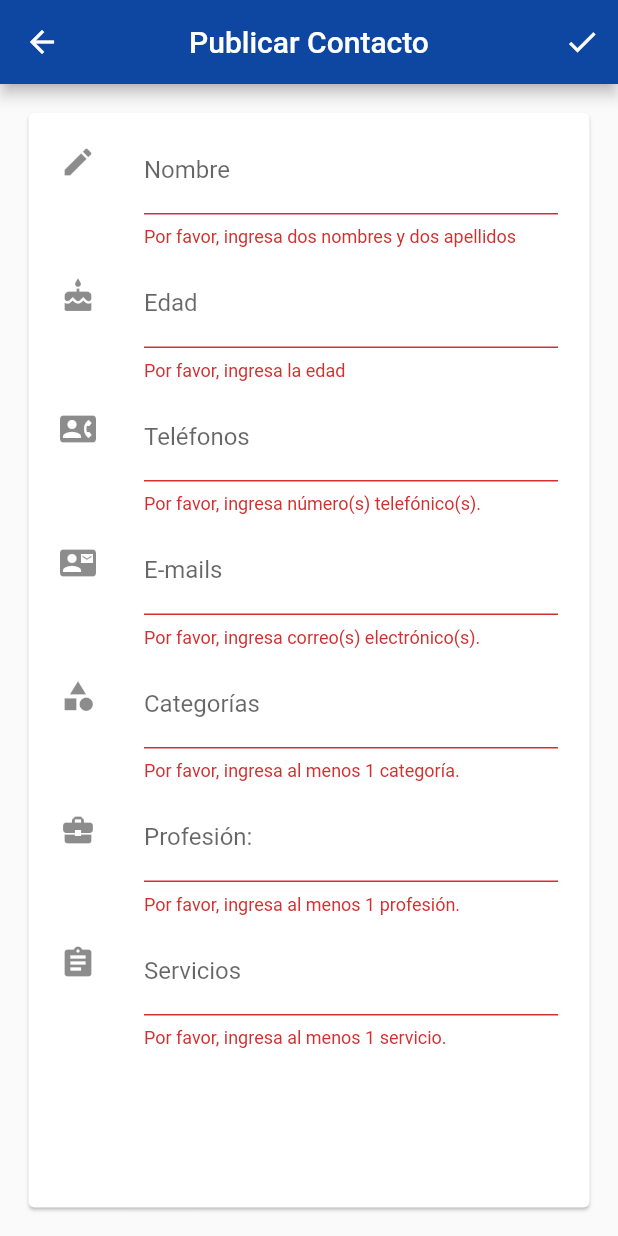
After one commit to RogerAviles22/IziJob, a Flutter app: the PublicarContacto screen opened directly, after a tap on the "check" icon, on a phone screen of 412 x 824 dp. The commit adds this screen. Run offline on Flutter 3.47's test engine with Material 2 defaults, Android fonts, the phone set to English and light mode, and no system bars; our stand-ins replace firebase_database; accounts and stored records are empty.

Commit message:
parte contactar avanzada

```diff
--- a/lib/clases/contactar.dart
+++ b/lib/clases/contactar.dart
@@ -0,0 +1,13 @@
+class Contactar{
+  String idContactar,
+  nombre,
+  edad,
+  profesion,
+  servicio,
+  telefono,
+  correo,
+  categoria,
+  idUser;
+
+  Contactar(this.idContactar, this.nombre, this.edad, this.profesion, this.servicio, this.telefono, this.correo, this.categoria,this.idUser);
+}
--- a/lib/footer.dart
+++ b/lib/footer.dart
@@ -1,7 +1,7 @@
 import 'package:flutter/material.dart';
 import 'package:izijob/empleoVista.dart';
 import 'package:izijob/cachueloVista.dart';
-import 'package:izijob/contactar.dart';
+import 'package:izijob/contactarVista.dart';
 
 class Footer extends StatefulWidget {
   @override
@@ -12,7 +12,7 @@ class Footer extends StatefulWidget {
 
 class _FooterState extends State<Footer> {
   int _currentIndex = 0;
-  final List<Widget> _children = [EmpleoVista(), CachueloVista(), Contactar()];
+  final List<Widget> _children = [EmpleoVista(), CachueloVista(), ContactarVista()];
 
   @override
   Widget build(BuildContext context) {
--- /dev/null
+++ b/lib/publicarContacto.dart
@@ -0,0 +1,237 @@
+import 'package:firebase_database/firebase_database.dart';
+import 'package:flutter/material.dart';
+//import 'package:intl/intl.dart';
+import 'package:izijob/footer.dart';
+
+class PublicarContacto extends StatefulWidget {
+  @override
+  _PublicarContactoState createState() => _PublicarContactoState();
+}
+
+class _PublicarContactoState extends State<PublicarContacto>{
+  final _formkey = GlobalKey<FormState>();
+  final globalKey = GlobalKey<ScaffoldState>();
+
+  String tfnombre,
+  tfedad,
+  tfprofesion,
+  tfservicio,
+  tftelefono,
+  tfcorreo,
+  tfcategoria;
+
+  Widget build(BuildContext context){
+    return Scaffold(key: globalKey,
+      appBar: AppBar(
+        title: Text("Publicar Contacto"),
+                backgroundColor: Colors.blue[900],
+        centerTitle: true,
+        actions: <Widget>[
+          IconButton(
+            icon: Icon(
+              Icons.check,
+              color: Colors.white,
+            ),
+            onPressed: uploadStatusContacto,
+          )
+        ],
+
+      ),
+      body: Padding(
+        padding: const EdgeInsets.all(15.0),
+        child: Card(
+          child: Padding(
+            padding: const EdgeInsets.all(5.0),
+            child: Form(
+              key: _formkey,
+              child: Scrollbar(
+                child: ListView(
+                  children: <Widget>[
+                    new ListTile(
+                        leading: const Icon(Icons.edit),
+                        title: TextFormField(
+                          decoration: InputDecoration(
+                            labelText: 'Nombre',
+                            hintText: 'Ej: Víctor Moyano ...',
+                          ),
+                          validator: (value) {
+                            return value.isEmpty
+                                ? 'Por favor, ingresa dos nombres y dos apellidos'
+                                : null;
+                          },
+                          onSaved: (value) {
+                            return tfnombre = value;
+                          },
+                        )),
+                    new ListTile(
+                      leading: const Icon(Icons.cake),
+                      title: TextFormField(
+                        keyboardType: TextInputType.multiline,
+                        maxLines: null,
+                        decoration: InputDecoration(
+                          labelText: 'Edad',
+                          hintText: 'Ej: Señor(a) de tal edad...',
+                        ),
+                        validator: (value) {
+                          if (value.isEmpty) {
+                            return 'Por favor, ingresa la edad';
+                          }
+                          return null;
+                        },
+                        onSaved: (value) {
+                          return tfedad = value;
+                        },
+                      ),
+                    ),
+
+                    new ListTile(
+                        leading: const Icon(Icons.contact_phone),
+                        title: TextFormField(
+                          decoration: InputDecoration(
+                            labelText: 'Teléfonos',
+                            hintText: 'Ej: 098542261,(04)254789...',
+                          ),
+                          validator: (value) {
+                            return value.isEmpty
+                                ? 'Por favor, ingresa número(s) telefónico(s).'
+                                : null;
+                          },
+                          onSaved: (value) {
+                            return tftelefono = value;
+                          },
+                        )),
+                    new ListTile(
+                        leading: const Icon(Icons.contact_mail),
+                        title: TextFormField(
+                          decoration: InputDecoration(
+                            labelText: 'E-mails',
+                            hintText: 'E-mails separado por comas.',
+                          ),
+                          validator: (value) {
+                            return value.isEmpty
+                                ? 'Por favor, ingresa correo(s) electrónico(s).'
+                                : null;
+                          },
+                          onSaved: (value) {
+                            return tfcorreo = value;
+                          },
+                        )),
+                    new ListTile(
+                        leading: const Icon(Icons.category),
+                        title: TextFormField(
+                          decoration: InputDecoration(
+                            labelText: 'Categorías',
+                            hintText: 'Ej: salud, música, cocina...',
+                          ),
+                          validator: (value) {
+                            return value.isEmpty
+                                ? 'Por favor, ingresa al menos 1 categoría.'
+                                : null;
+                          },
+                          onSaved: (value) {
+                            return tfcategoria = value;
+                          },
+                        )),
+                    new ListTile(
+                        leading: const Icon(Icons.business_center),
+                        title: TextFormField(
+                          decoration: InputDecoration(
+                            labelText: 'Profesión: ',
+                            hintText: 'Ej: cocineros, música, ingenieros...',
+                          ),
+                          validator: (value) {
+                            return value.isEmpty
+                                ? 'Por favor, ingresa al menos 1 profesión.'
+                                : null;
+                          },
+                          onSaved: (value) {
+                            return tfprofesion = value;
+                          },
+                        )),
+                    new ListTile(
+                        leading: const Icon(Icons.assignment),
+                        title: TextFormField(
+                          decoration: InputDecoration(
+                            labelText: 'Servicios',
+                            hintText: 'Ej: cocineros, música, ingenieros...',
+                          ),
+                          validator: (value) {
+                            return value.isEmpty
+                                ? 'Por favor, ingresa al menos 1 servicio.'
+                                : null;
+                          },
+                          onSaved: (value) {
+                            return tfservicio = value;
+                          },
+                        )),
+                  ],
+                ),
+              ),
+            ),
+          ),
+        ),
+      ),);
+  }
+  void uploadStatusContacto() async {
+    if (validarForm()) {
+      guardarToDatabase();
+      Navigator.pop(context);
+      Navigator.pushReplacement(context, MaterialPageRoute(builder: (context) {
+        return Footer();
+      }));
+    }
+  }
+
+    void guardarToDatabase() {
+    // var dbTimeKey = DateTime.now();
+    // var formatDate = DateFormat('d/M/y');
+    // var formatTime = new DateFormat.jm();
+
+    // String date = formatDate.format(dbTimeKey);
+    // String time = formatTime.format(dbTimeKey);
+
+    DatabaseReference ref = FirebaseDatabase.instance.reference();
+    var data = {
+      "nombre": tfnombre,
+      "edad": tfedad,
+      "telefono": tftelefono,
+      "correo": tfcorreo,
+      "categoria": tfcategoria,
+      "profesion": tfprofesion,
+      "servicio": tfservicio,
+
+      "idUser": 1
+    };
+    print(data);
+    ref.child("Contacto").push().set(data);
+  }
+
+    bool validarForm() {
+    final form = _formkey.currentState;
+    if (form.validate()) {
+      // Si el formulario es válido, queremos mostrar un Snackbar
+      form.save();
+      final snackBar = SnackBar(content: Text('Contacto Publicado'));
+      globalKey.currentState.showSnackBar(snackBar);
+      return true;
+    }
+    return false;
+  }
+
+    TextFormField textFormFieldFunction(
+      String labelText, String hintText, String tfTexto, String msgError) {
+    return TextFormField(
+      decoration: InputDecoration(
+        labelText: labelText,
+        hintText: hintText,
+      ),
+      validator: (value) {
+        return value.isEmpty ? msgError : null;
+      },
+      onSaved: (value) {
+        return tfTexto = value;
+      },
+    );
+  }
+
+}
```
Also changed, not shown: lib/DetailContactar.dart (added, +124 -0 lines), lib/contactar.dart (deleted, +0 -28 lines), lib/contactarVista.dart (added, +218 -0 lines).
